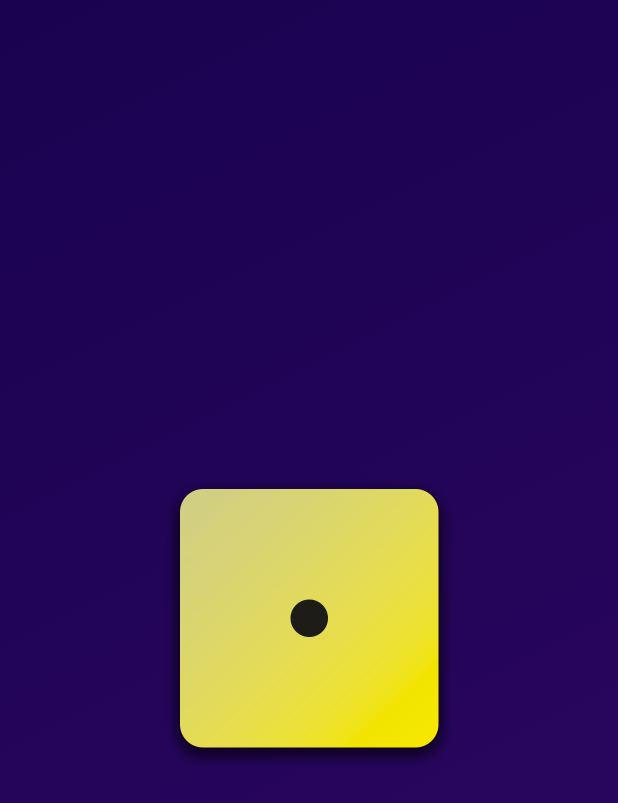
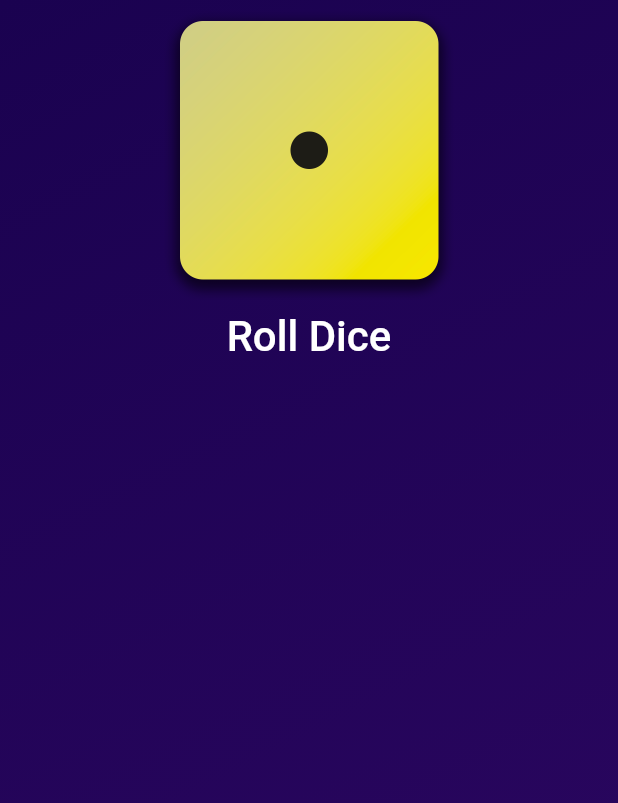
Before and after one commit to jeowsome/dice_app, a Flutter app: the screen it shows after launch, on a phone screen of 412 x 824 dp. Shown: the top 803 px of the screen. Run offline on Flutter 3.47's test engine with Material 2 defaults, Android fonts, the phone set to English and light mode, and no system bars.

Commit message:
row widget and added textbutton

```diff
--- a/lib/gradient_container.dart
+++ b/lib/gradient_container.dart
@@ -1,5 +1,5 @@
+import 'package:dice_app/styled_text.dart';
 import 'package:flutter/material.dart';
-// import 'package:dice_app/styled_text.dart';
 
 const Alignment startAlignment = Alignment.topLeft;
 const Alignment endAlignment = Alignment.bottomRight;
@@ -26,10 +26,19 @@ class GradientContainer extends StatelessWidget {
         ),
       ),
       child: Center(
-          child: Image.asset(
-        'assets/images/dice-1.png',
-        width: 200,
-      )),
+        child: Column(
+          children: [
+            Image.asset(
+              'assets/images/dice-1.png',
+              width: 200,
+            ),
+            TextButton(
+              onPressed: () {},
+              child: const StyledText('Roll Dice'),
+            )
+          ],
+        ),
+      ),
     );
   }
 }
```
